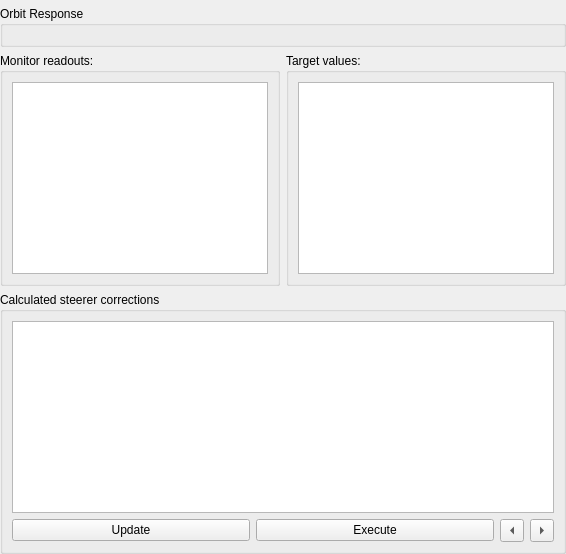
Before: the Qt Designer form src/madgui/widget/correct/mor_dialog.ui in hibtc/madgui, drawn with Qt 5.
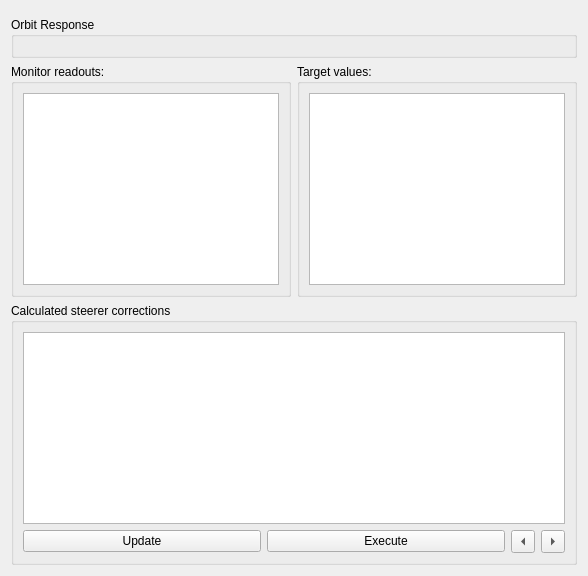
After: the same form once the commit is applied. Custom widgets are drawn as their Qt base class.

Commit message: Readd toplevel margins!

What changed in the file:
```diff
--- a/src/madgui/widget/correct/mor_dialog.ui
+++ b/src/madgui/widget/correct/mor_dialog.ui
@@ -6,18 +6,6 @@
    <string>Measured Orbit Response method</string>
   </property>
   <layout class="QGridLayout" columnstretch="1,1">
-   <property name="leftMargin">
-    <number>0</number>
-   </property>
-   <property name="topMargin">
-    <number>0</number>
-   </property>
-   <property name="rightMargin">
-    <number>0</number>
-   </property>
-   <property name="bottomMargin">
-    <number>0</number>
-   </property>
    <item row="3" column="0" colspan="2">
     <widget class="QGroupBox">
      <property name="title">
```
The commit also changes 1 other file.
